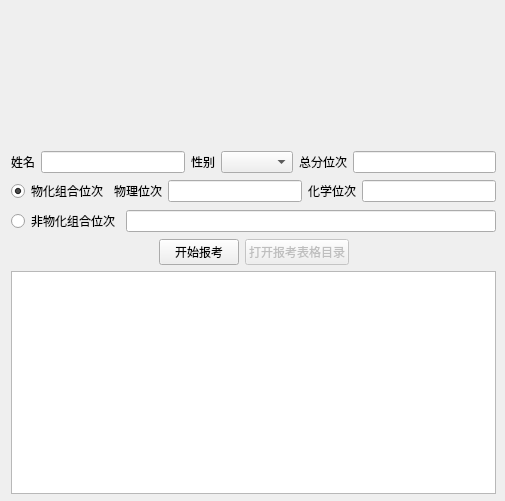
Before: the Qt Designer form main/mainwindow.ui in kinglon/zhiyuan, drawn with Qt 5.
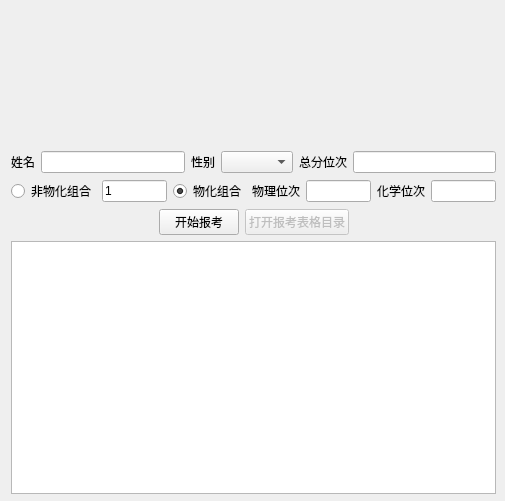
After: the same form once the commit is applied. Icons and pictures are not drawn.

Diff of the .ui file:
```diff
--- a/main/mainwindow.ui
+++ b/main/mainwindow.ui
@@ -36,7 +36,7 @@
      <bool>true</bool>
     </property>
    </widget>
-   <widget class="QWidget" name="">
+   <widget class="QWidget" name="layoutWidget">
     <property name="geometry">
      <rect>
       <x>11</x>
@@ -93,10 +93,27 @@
      </item>
      <item>
       <layout class="QHBoxLayout" name="horizontalLayout_3">
+       <item>
+        <widget class="QRadioButton" name="radioButtonNotWuHua">
+         <property name="text">
+          <string>非物化组合</string>
+         </property>
+         <attribute name="buttonGroup">
+          <string notr="true">buttonGroup</string>
+         </attribute>
+        </widget>
+       </item>
+       <item>
+        <widget class="QLineEdit" name="lineEditNotWuHuaScore">
+         <property name="text">
+          <string>1</string>
+         </property>
+        </widget>
+       </item>
        <item>
         <widget class="QRadioButton" name="radioButtonWuHua">
          <property name="text">
-          <string>物化组合位次</string>
+          <string>物化组合</string>
          </property>
          <property name="checked">
           <bool>true</bool>
@@ -128,23 +145,6 @@
        </item>
       </layout>
      </item>
-     <item>
-      <layout class="QHBoxLayout" name="horizontalLayout_4">
-       <item>
-        <widget class="QRadioButton" name="radioButtonNotWuHua">
-         <property name="text">
-          <string>非物化组合位次</string>
-         </property>
-         <attribute name="buttonGroup">
-          <string notr="true">buttonGroup</string>
-         </attribute>
-        </widget>
-       </item>
-       <item>
-        <widget class="QLineEdit" name="lineEditNotWuHuaScore"/>
-       </item>
-      </layout>
-     </item>
      <item>
       <layout class="QHBoxLayout" name="horizontalLayout_5">
        <item>
```
